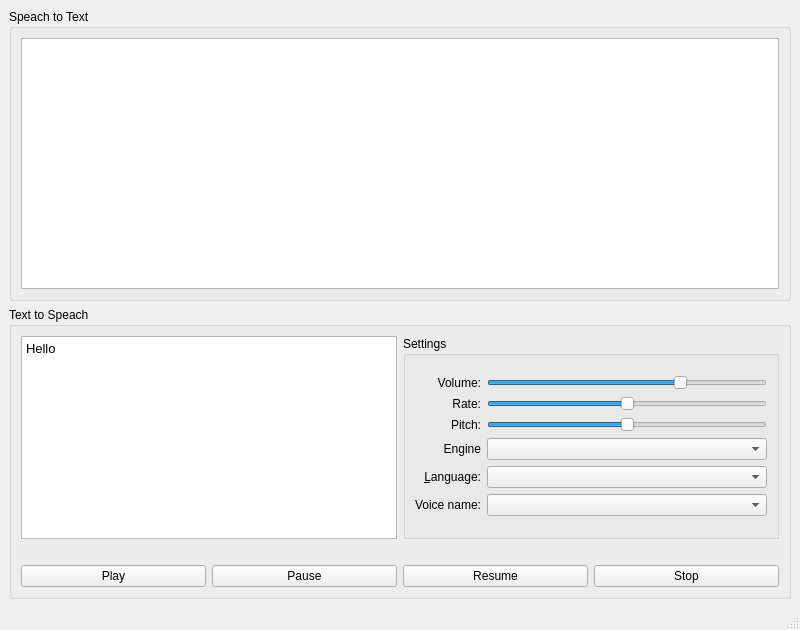
mola/QVoiceBridge, file mainwindow.ui: the form before one commit.
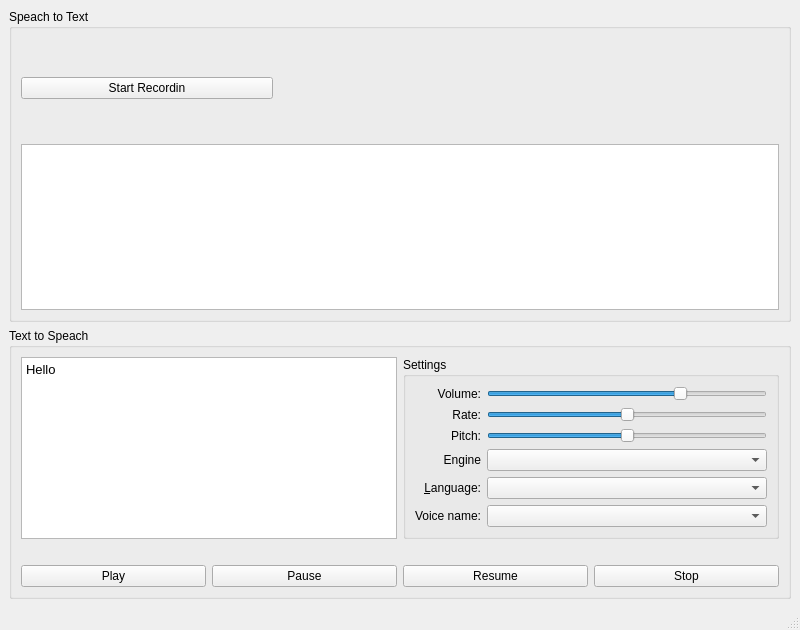
The form after the commit.

Commit message: add record feature

Diff of the .ui file:
```diff
--- a/mainwindow.ui
+++ b/mainwindow.ui
@@ -21,6 +21,33 @@
        <string>Speach to Text</string>
       </property>
       <layout class="QVBoxLayout" name="verticalLayout">
+       <item>
+        <layout class="QHBoxLayout" name="horizontalLayout_3">
+         <item>
+          <widget class="QPushButton" name="recordBtn">
+           <property name="text">
+            <string>Start Recordin</string>
+           </property>
+          </widget>
+         </item>
+         <item>
+          <widget class="QWidget" name="wave" native="true">
+           <property name="minimumSize">
+            <size>
+             <width>500</width>
+             <height>100</height>
+            </size>
+           </property>
+           <property name="sizeIncrement">
+            <size>
+             <width>0</width>
+             <height>0</height>
+            </size>
+           </property>
+          </widget>
+         </item>
+        </layout>
+       </item>
        <item>
         <widget class="QTextEdit" name="txtToText">
          <property name="readOnly">
```
The commit also changes 5 other files.
